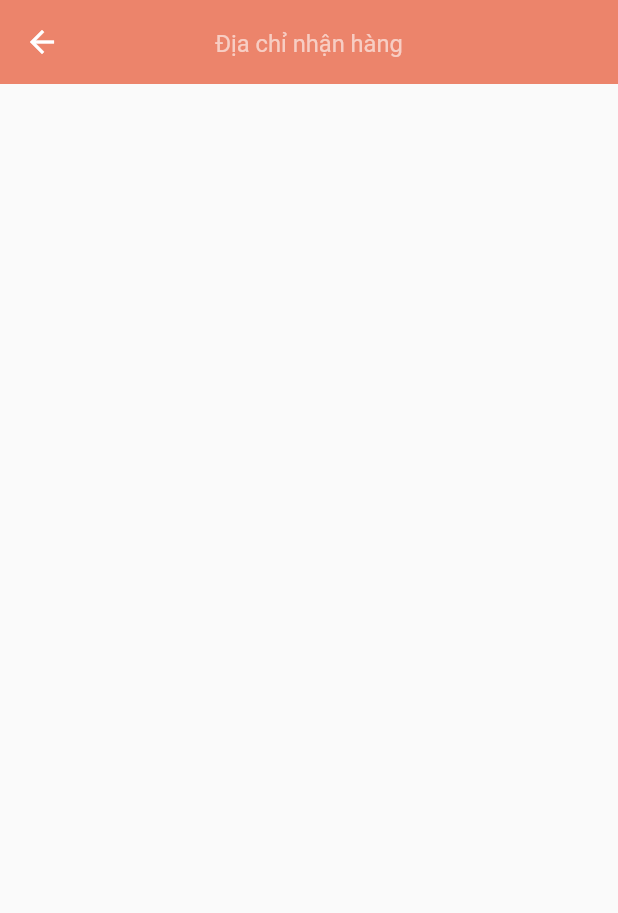
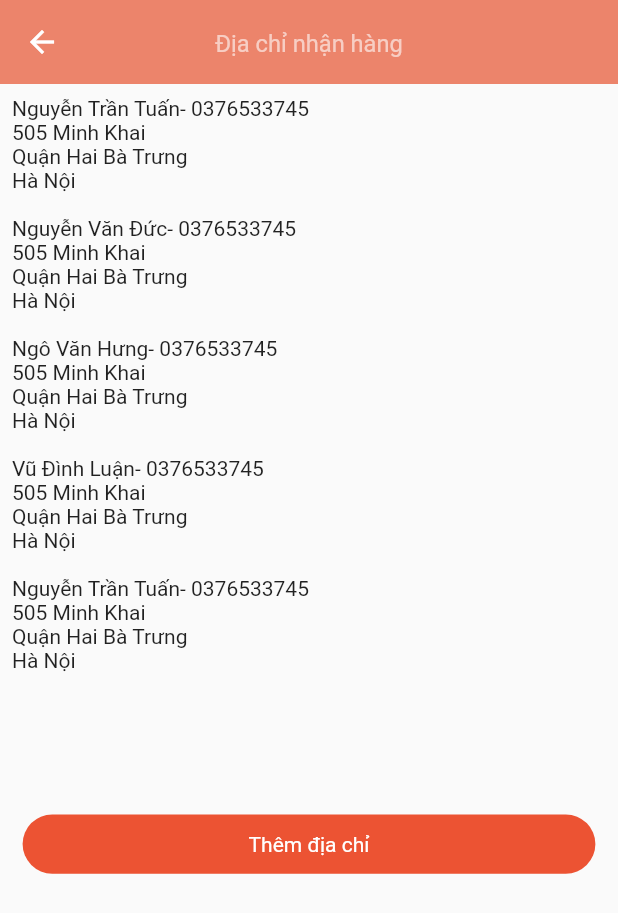
Before and after one commit to nduc999112/flutter_1, a Flutter app: the DeliveryAddressView screen opened directly, on a phone screen of 412 x 824 dp. Shown: the top 913 px of the screen. Run offline on Flutter 3.47's test engine with Material 2 defaults, Android fonts, the phone set to English and light mode, and no system bars; our stand-ins replace carousel_slider, expansion_tile_card, flutter_screenutil; network calls fail.

Commit message:
commit-m

```diff
--- a/lib/view/deliveryAddress/delivery_address_view.dart
+++ b/lib/view/deliveryAddress/delivery_address_view.dart
@@ -1,5 +1,6 @@
 import 'package:flutter/cupertino.dart';
 import 'package:flutter/material.dart';
+import 'package:flutter_1/contants/color_const.dart';
 import 'package:flutter_1/contants/size_const.dart';
 
 class DeliveryAddressView extends StatefulWidget {
@@ -10,11 +11,82 @@ class DeliveryAddressView extends StatefulWidget {
 }
 
 class _DeliveryAddressViewState extends State<DeliveryAddressView> {
+  List<Adress> ?listAdress;
+  @override
+  void initState() {
+    listAdress=[
+      Adress(name: 'Nguyễn Trần Tuấn',phone: '0376533745',adress: '505 Minh Khai',address1: 'Quận Hai Bà Trưng',address2: 'Hà Nội'),
+      Adress(name: 'Nguyễn Văn Đức',phone: '0376533745',adress: '505 Minh Khai',address1: 'Quận Hai Bà Trưng',address2: 'Hà Nội'),
+      Adress(name: 'Ngô Văn Hưng',phone: '0376533745',adress: '505 Minh Khai',address1: 'Quận Hai Bà Trưng',address2: 'Hà Nội'),
+      Adress(name: 'Vũ Đình Luận',phone: '0376533745',adress: '505 Minh Khai',address1: 'Quận Hai Bà Trưng',address2: 'Hà Nội'),
+      Adress(name: 'Nguyễn Trần Tuấn',phone: '0376533745',adress: '505 Minh Khai',address1: 'Quận Hai Bà Trưng',address2: 'Hà Nội'),
+
+    ];
+    // TODO: implement initState
+    super.initState();
+  }
   @override
   Widget build(BuildContext context) {
     return Scaffold(
       appBar: _appbar(),
-      body: Container(),
+      body: SingleChildScrollView(
+        physics: ScrollPhysics(),
+        child: Stack(
+          children: [
+            Container(
+              child:Column(
+                children: [
+                  ListView.builder(
+                    physics: NeverScrollableScrollPhysics(),
+                    shrinkWrap: true,
+                    itemCount: listAdress?.length,
+                    itemBuilder: (context,int){
+                      return Container(
+                        child: Padding(
+                          padding:  EdgeInsets.all(8.0),
+                          child: Column(
+                            crossAxisAlignment: CrossAxisAlignment.start,
+                            children: [
+                              Row(
+                                children: [
+                                  Text('${listAdress?[int].name}'),
+                                  Text('- ${listAdress?[int].phone}')
+                                ],
+                              ),
+                              Text('${listAdress?[int].adress}'),
+                              Text('${listAdress?[int].address1}'),
+                              Text('${listAdress?[int].address2}'),
+                            ],
+                          ),
+                        ),
+                      );
+                    },
+                  ),
+                  SizedBox(
+                    height: SizeConst.h80,
+                  ),
+                  Align(
+                    alignment: Alignment.bottomCenter,
+                    child: Padding(
+                      padding:  EdgeInsets.all(8.0),
+                      child: Container(
+                        width: SizeConst.w364,
+                        height: SizeConst.h40,
+                        decoration: BoxDecoration(
+                          color: ColorConst.colorRed1,
+                          borderRadius: BorderRadius.circular(20),
+                        ),
+                        child: Center(child: Text('Thêm địa chỉ',style: TextStyle(color: Colors.white),)),
+                      ),
+                    ),
+                  ),
+                ],
+              )
+            ),
+
+          ],
+        ),
+      ),
     );
   }
 }
@@ -35,3 +107,11 @@ PreferredSizeWidget _appbar() {
     ),
   );
 }
+class Adress{
+  String? name;
+  String ?phone;
+  String ?adress;
+  String ?address1;
+  String ?address2;
+  Adress({this.name,this.phone,this.adress,this.address1,this.address2});
+}
```
Also changed, not shown: lib/view/deliveryAddress/add_delivery_address_view.dart (added, +209 -0 lines).
